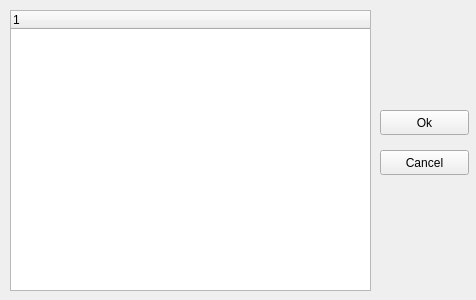
First picture: the form in KBD/browsewindow.ui, repository D7R103/KBD, before the edit.
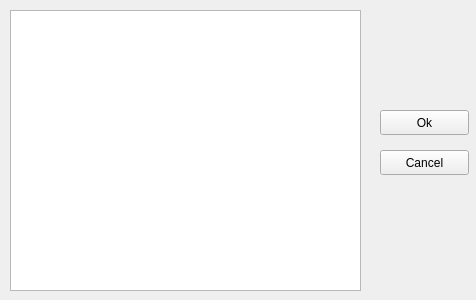
Second picture: the form after the edit.

```diff
--- a/KBD/browsewindow.ui
+++ b/KBD/browsewindow.ui
@@ -26,21 +26,6 @@
    <string>Browse...</string>
   </property>
   <widget class="QWidget" name="centralwidget">
-   <widget class="QTreeWidget" name="treeWidget">
-    <property name="geometry">
-     <rect>
-      <x>10</x>
-      <y>10</y>
-      <width>361</width>
-      <height>281</height>
-     </rect>
-    </property>
-    <column>
-     <property name="text">
-      <string notr="true">1</string>
-     </property>
-    </column>
-   </widget>
    <widget class="QPushButton" name="btn_cancel">
     <property name="geometry">
      <rect>
@@ -67,6 +52,16 @@
      <string>Ok</string>
     </property>
    </widget>
+   <widget class="QTreeView" name="tr_explorer">
+    <property name="geometry">
+     <rect>
+      <x>10</x>
+      <y>10</y>
+      <width>351</width>
+      <height>281</height>
+     </rect>
+    </property>
+   </widget>
   </widget>
  </widget>
  <resources/>
```
